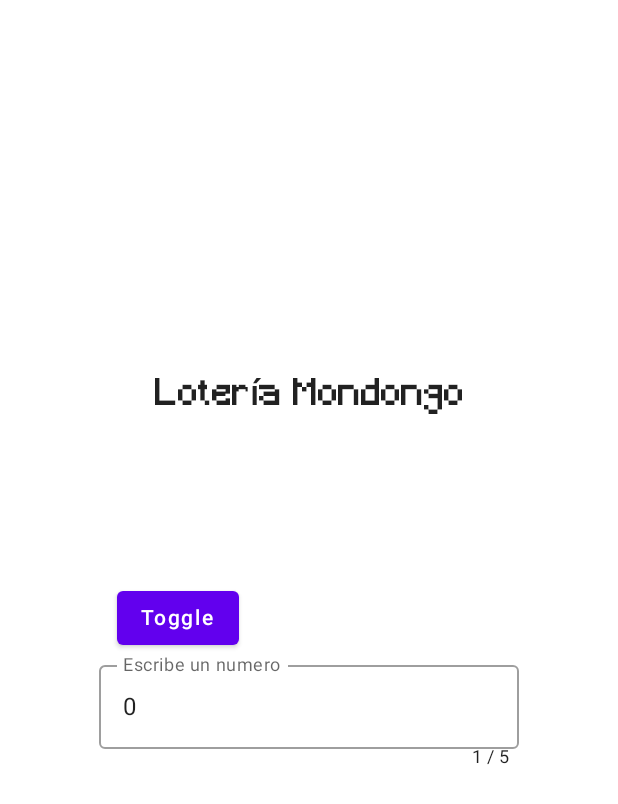
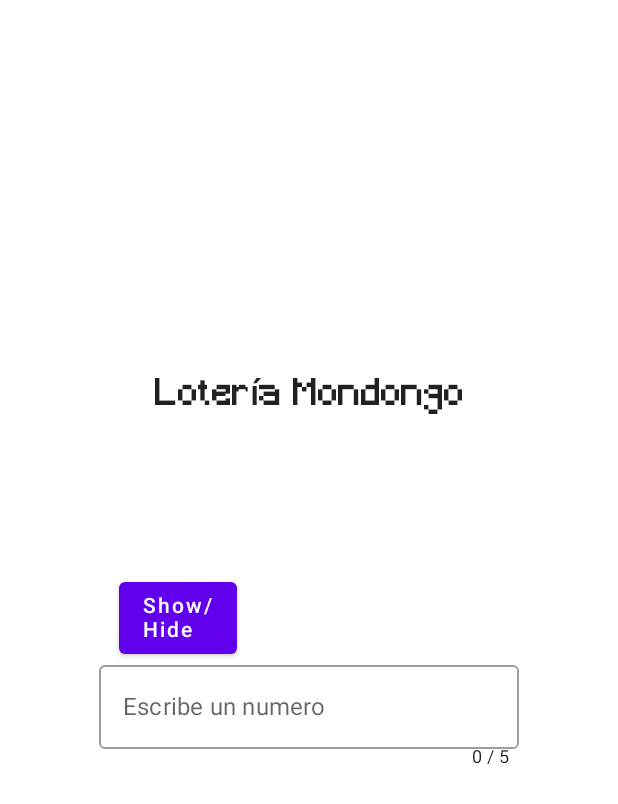
Before and after one commit to alumon574/Loteria, an Android app built with Jetpack Compose: the screen it shows after launch (MainActivity), on a phone screen of 412 x 824 dp. Shown: the top 804 px of the screen. Run offline under Robolectric (Android 15) with nearby library versions, the light colour scheme and no system bars.

Commit message:
he arreglado alguna cosa

```diff
--- a/app/src/main/java/com/example/loteria/MainActivity.kt
+++ b/app/src/main/java/com/example/loteria/MainActivity.kt
@@ -61,7 +61,7 @@ fun juego(navController: NavHostController) {
         var visible by remember {
             mutableStateOf(false)
         }
-        Button(onClick = { visible = !visible }, modifier = Modifier.padding(end = 175.dp)) { Text("Toggle") }
+        Button(onClick = { visible = !visible }, modifier = Modifier.padding(end = 175.dp)) { Text("Show/\nHide") }
         AnimatedVisibility(visible = visible, enter = fadeIn(initialAlpha = 0.4f),
             exit = fadeOut(animationSpec = tween(durationMillis = 250))) {
             Text(text = secretNumber, style = TextStyle(fontWeight = FontWeight.Bold), textAlign = TextAlign.Center,
@@ -70,8 +70,7 @@ fun juego(navController: NavHostController) {
         //fin numero random y boton
 
         //cuadro de texto
-        var text by remember { mutableStateOf(TextFieldValue("0")) }
-        val guess by remember {  mutableStateOf(text.text.toInt()) }
+        var text by remember { mutableStateOf(TextFieldValue("")) }
         val maxChar = 5
         OutlinedTextField(
             value = text,
@@ -101,14 +100,16 @@ fun randomNumber():String{
         return (Math.random() * (end - start + 1)).toInt() + start
     }
     var numString = rand(0,99999).toString()
-    while (numString.length<5){
-        numString= "0$numString"
-    }
+    numString=rellenaCifras(numString)
     return numString
 }
 
-fun Comparar(secret:Int,guess:Int):Boolean{
-    return secret == guess
+fun rellenaCifras(numero:String):String{
+    var numero=numero
+    while (numero.length<5){
+        numero= "0$numero"
+    }
+    return numero
 }
 
 @Composable
```
